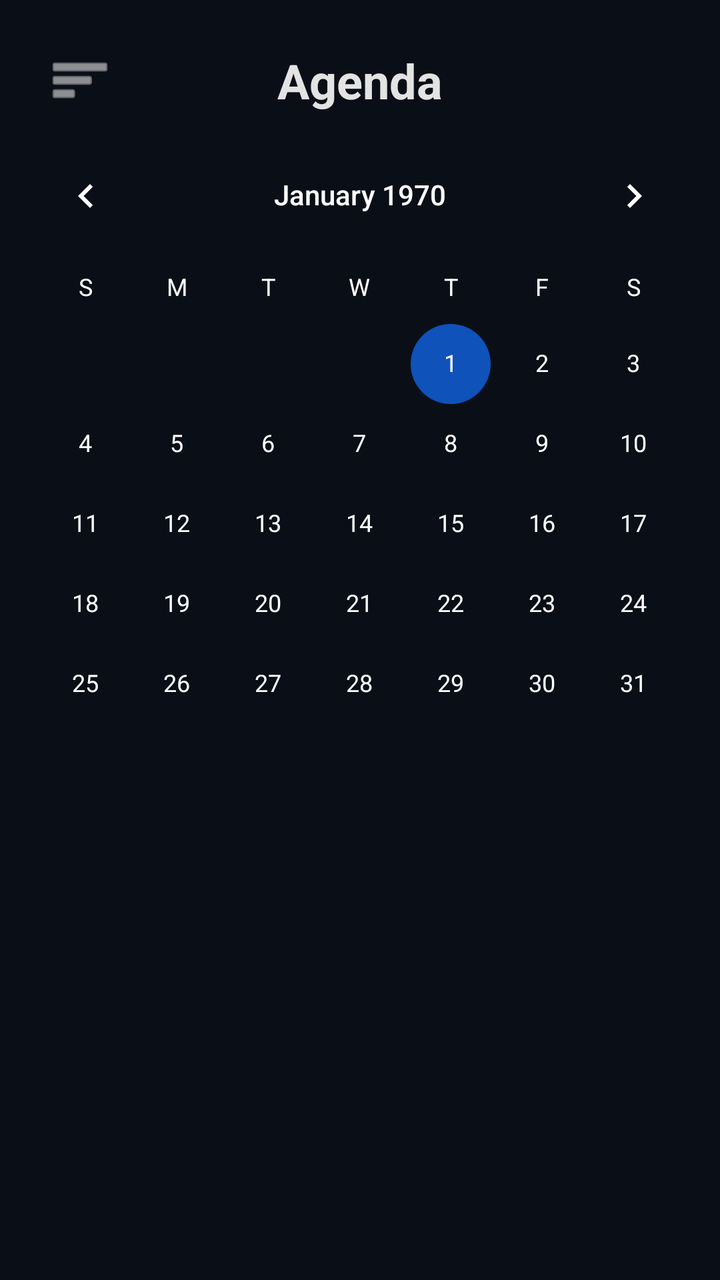
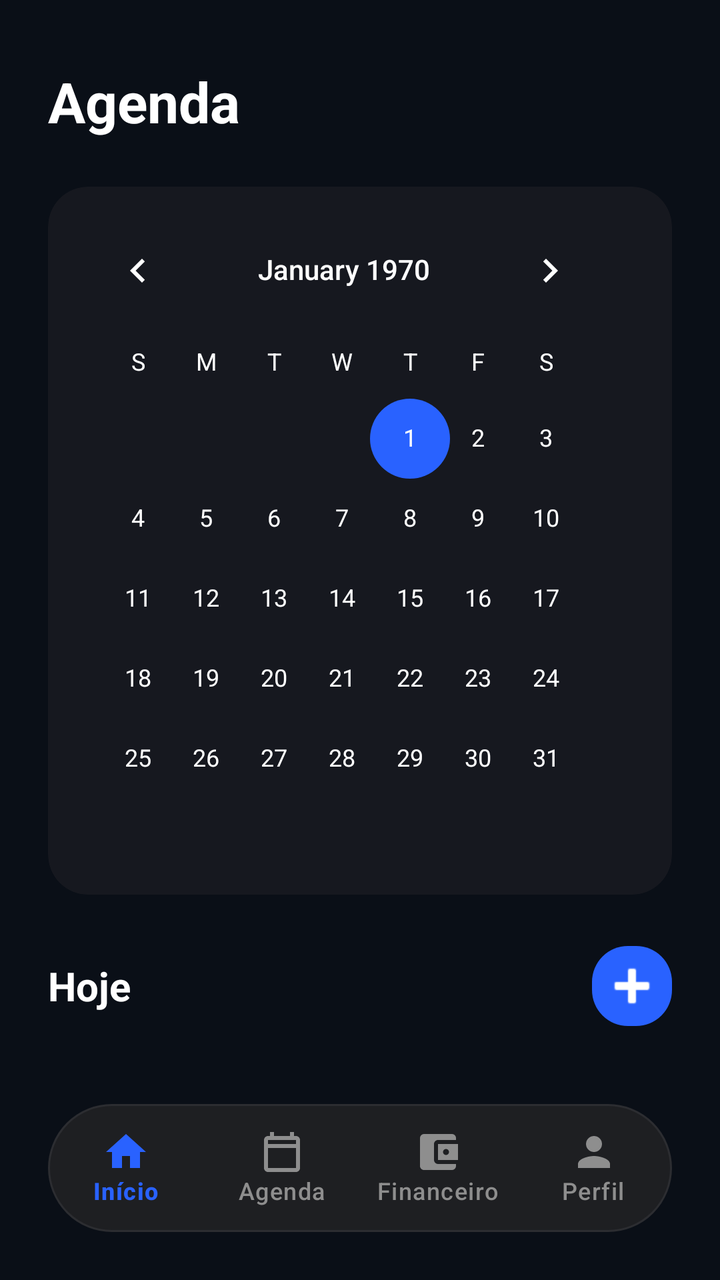

Before-and-after screenshots of an Android layout around one commit, followed by the original layout XML and the change that was made.
<!-- AndroidManifest.xml: application theme Theme.OrganizadorIA -->
<!-- res/layout/activity_agenda.xml -->
<?xml version="1.0" encoding="utf-8"?>
<androidx.drawerlayout.widget.DrawerLayout
    xmlns:android="http://schemas.android.com/apk/res/android"
    xmlns:app="http://schemas.android.com/apk/res-auto"
    android:id="@+id/drawerLayout"
    android:layout_width="match_parent"
    android:layout_height="match_parent"
    android:background="@color/cor_fundo"
    android:fitsSystemWindows="true">

    <androidx.constraintlayout.widget.ConstraintLayout
        android:layout_width="match_parent"
        android:layout_height="match_parent"
        android:fitsSystemWindows="true">

        <ImageButton
            android:id="@+id/btnAbrirMenu"
            android:layout_width="48dp"
            android:layout_height="48dp"
            android:layout_margin="16dp"
            android:background="?attr/selectableItemBackgroundBorderless"
            android:src="@android:drawable/ic_menu_sort_by_size"
            app:tint="#E3E3E3"
            app:layout_constraintTop_toTopOf="parent"
            app:layout_constraintStart_toStartOf="parent" />

        <TextView
            android:id="@+id/tituloAgenda"
            android:layout_width="wrap_content"
            android:layout_height="wrap_content"
            android:text="Agenda"
            android:textColor="#E3E3E3"
            android:textSize="24sp"
            android:textStyle="bold"
            app:layout_constraintBottom_toBottomOf="@id/btnAbrirMenu"
            app:layout_constraintEnd_toEndOf="parent"
            app:layout_constraintStart_toStartOf="parent"
            app:layout_constraintTop_toTopOf="@id/btnAbrirMenu" />

        <CalendarView
            android:id="@+id/calendarView"
            android:layout_width="match_parent"
            android:layout_height="wrap_content"
            android:theme="@style/CalendarioBranco"
            app:layout_constraintTop_toBottomOf="@id/btnAbrirMenu"
            app:layout_constraintStart_toStartOf="parent"
            app:layout_constraintEnd_toEndOf="parent" />

        <TextView
            android:id="@+id/textVazio"
            android:layout_width="0dp"
            android:layout_height="wrap_content"
            android:layout_marginHorizontal="32dp"
            android:layout_marginTop="40dp"
            android:gravity="center"
            android:text="Sua agenda está livre! ✨\nQue tal planejar algo novo?"
            android:textColor="#8E8E8E"
            android:textSize="16sp"
            android:visibility="gone"
            app:layout_constraintEnd_toEndOf="parent"
            app:layout_constraintStart_toStartOf="parent"
            app:layout_constraintTop_toBottomOf="@id/calendarView" />

        <androidx.recyclerview.widget.RecyclerView
            android:id="@+id/listaAgenda"
            android:layout_width="0dp"
            android:layout_height="0dp"
            android:layout_marginTop="8dp"
            android:paddingHorizontal="16dp"
            app:layout_constraintBottom_toBottomOf="parent"
            app:layout_constraintEnd_toEndOf="parent"
            app:layout_constraintStart_toStartOf="parent"
            app:layout_constraintTop_toBottomOf="@id/calendarView" />

    </androidx.constraintlayout.widget.ConstraintLayout>

    <com.google.android.material.navigation.NavigationView
        android:id="@+id/navView"
        android:layout_width="wrap_content"
        android:layout_height="match_parent"
        android:layout_gravity="start"
        android:background="#1E1F22"
        app:itemTextColor="#E3E3E3"
        app:menu="@menu/menu_lateral" />

</androidx.drawerlayout.widget.DrawerLayout>
<!-- resources referenced by this layout -->
<resources>
  <color name="cor_fundo">#0a0f17</color>
  <style name="CalendarioBranco" parent="Theme.Material3.DayNight.NoActionBar">
          <item name="android:textColorPrimary">@color/white</item>
          <item name="android:textColorSecondary">@color/white</item>
          <item name="android:colorControlActivated">@color/azul_safira</item>
          <item name="android:colorPrimary">@color/azul_safira</item>
          <item name="android:colorAccent">@color/azul_safira</item>
          <item name="colorPrimary">@color/azul_safira</item>
          <item name="colorAccent">@color/azul_safira</item>
          <item name="android:textColorPrimaryInverse">@color/white</item>
      </style>
  <style name="Theme.OrganizadorIA" parent="Base.Theme.OrganizadorIA" />
  <color name="white">#FFFFFFFF</color>
  <color name="azul_safira">#0F52BA</color>
  <style name="Base.Theme.OrganizadorIA" parent="Theme.Material3.DayNight.NoActionBar">
          
          
      </style>
</resources>

<!-- the commit's change to res/layout/activity_agenda.xml (unified diff, before → after) -->
@@ -1,86 +1,111 @@
 <?xml version="1.0" encoding="utf-8"?>
-<androidx.drawerlayout.widget.DrawerLayout
+<androidx.constraintlayout.widget.ConstraintLayout
     xmlns:android="http://schemas.android.com/apk/res/android"
     xmlns:app="http://schemas.android.com/apk/res-auto"
-    android:id="@+id/drawerLayout"
     android:layout_width="match_parent"
     android:layout_height="match_parent"
     android:background="@color/cor_fundo"
     android:fitsSystemWindows="true">
 
-    <androidx.constraintlayout.widget.ConstraintLayout
-        android:layout_width="match_parent"
-        android:layout_height="match_parent"
-        android:fitsSystemWindows="true">
+    <TextView
+        android:id="@+id/tituloAgenda"
+        android:layout_width="wrap_content"
+        android:layout_height="wrap_content"
+        android:layout_marginTop="32dp"
+        android:layout_marginStart="24dp"
+        android:text="Agenda"
+        android:textColor="@color/white"
+        android:textSize="28sp"
+        android:textStyle="bold"
+        app:layout_constraintStart_toStartOf="parent"
+        app:layout_constraintTop_toTopOf="parent" />
 
-        <ImageButton
-            android:id="@+id/btnAbrirMenu"
-            android:layout_width="48dp"
-            android:layout_height="48dp"
-            android:layout_margin="16dp"
-            android:background="?attr/selectableItemBackgroundBorderless"
-            android:src="@android:drawable/ic_menu_sort_by_size"
-            app:tint="#E3E3E3"
-            app:layout_constraintTop_toTopOf="parent"
-            app:layout_constraintStart_toStartOf="parent" />
-
-        <TextView
-            android:id="@+id/tituloAgenda"
-            android:layout_width="wrap_content"
-            android:layout_height="wrap_content"
-            android:text="Agenda"
-            android:textColor="#E3E3E3"
-            android:textSize="24sp"
-            android:textStyle="bold"
-            app:layout_constraintBottom_toBottomOf="@id/btnAbrirMenu"
-            app:layout_constraintEnd_toEndOf="parent"
-            app:layout_constraintStart_toStartOf="parent"
-            app:layout_constraintTop_toTopOf="@id/btnAbrirMenu" />
+    <com.google.android.material.card.MaterialCardView
+        android:id="@+id/cardCalendar"
+        android:layout_width="0dp"
+        android:layout_height="wrap_content"
+        android:layout_marginHorizontal="24dp"
+        android:layout_marginTop="24dp"
+        app:cardBackgroundColor="@color/cor_card"
+        app:cardCornerRadius="20dp"
+        app:strokeWidth="0dp"
+        app:layout_constraintTop_toBottomOf="@id/tituloAgenda"
+        app:layout_constraintStart_toStartOf="parent"
+        app:layout_constraintEnd_toEndOf="parent">
 
         <CalendarView
             android:id="@+id/calendarView"
             android:layout_width="match_parent"
             android:layout_height="wrap_content"
-            android:theme="@style/CalendarioBranco"
-            app:layout_constraintTop_toBottomOf="@id/btnAbrirMenu"
-            app:layout_constraintStart_toStartOf="parent"
-            app:layout_constraintEnd_toEndOf="parent" />
+            android:padding="8dp"
+            android:theme="@style/CalendarioBranco" />
+    </com.google.android.material.card.MaterialCardView>
 
-        <TextView
-            android:id="@+id/textVazio"
-            android:layout_width="0dp"
-            android:layout_height="wrap_content"
-            android:layout_marginHorizontal="32dp"
-            android:layout_marginTop="40dp"
-            android:gravity="center"
-            android:text="Sua agenda está livre! ✨\nQue tal planejar algo novo?"
-            android:textColor="#8E8E8E"
-            android:textSize="16sp"
-            android:visibility="gone"
-            app:layout_constraintEnd_toEndOf="parent"
-            app:layout_constraintStart_toStartOf="parent"
-            app:layout_constraintTop_toBottomOf="@id/calendarView" />
+    <TextView
+        android:id="@+id/labelHoje"
+        android:layout_width="wrap_content"
+        android:layout_height="wrap_content"
+        android:layout_marginTop="32dp"
+        android:layout_marginStart="24dp"
+        android:text="Hoje"
+        android:textColor="@color/white"
+        android:textSize="20sp"
+        android:textStyle="bold"
+        app:layout_constraintTop_toBottomOf="@id/cardCalendar"
+        app:layout_constraintStart_toStartOf="parent" />
 
-        <androidx.recyclerview.widget.RecyclerView
-            android:id="@+id/listaAgenda"
-            android:layout_width="0dp"
-            android:layout_height="0dp"
-            android:layout_marginTop="8dp"
-            android:paddingHorizontal="16dp"
-            app:layout_constraintBottom_toBottomOf="parent"
-            app:layout_constraintEnd_toEndOf="parent"
-            app:layout_constraintStart_toStartOf="parent"
-            app:layout_constraintTop_toBottomOf="@id/calendarView" />
+    <ImageButton
+        android:id="@+id/btnAdd"
+        android:layout_width="40dp"
+        android:layout_height="40dp"
+        android:layout_marginEnd="24dp"
+        android:background="@drawable/bg_btn_send"
+        android:src="@android:drawable/ic_input_add"
+        app:tint="@color/white"
+        app:layout_constraintEnd_toEndOf="parent"
+        app:layout_constraintTop_toTopOf="@id/labelHoje"
+        app:layout_constraintBottom_toBottomOf="@id/labelHoje" />
 
-    </androidx.constraintlayout.widget.ConstraintLayout>
+    <TextView
+        android:id="@+id/textVazio"
+        android:layout_width="0dp"
+        android:layout_height="wrap_content"
+        android:layout_marginHorizontal="32dp"
+        android:layout_marginTop="40dp"
+        android:gravity="center"
+        android:text="Sua agenda está livre! ✨\nQue tal planejar algo novo?"
+        android:textColor="#8E8E8E"
+        android:textSize="16sp"
+        android:visibility="gone"
+        app:layout_constraintEnd_toEndOf="parent"
+        app:layout_constraintStart_toStartOf="parent"
+        app:layout_constraintTop_toBottomOf="@id/labelHoje" />
 
-    <com.google.android.material.navigation.NavigationView
-        android:id="@+id/navView"
-        android:layout_width="wrap_content"
-        android:layout_height="match_parent"
-        android:layout_gravity="start"
-        android:background="#1E1F22"
-        app:itemTextColor="#E3E3E3"
-        app:menu="@menu/menu_lateral" />
+    <androidx.recyclerview.widget.RecyclerView
+        android:id="@+id/listaAgenda"
+        android:layout_width="0dp"
+        android:layout_height="0dp"
+        android:layout_marginTop="16dp"
+        app:layout_constraintBottom_toTopOf="@id/bottomNav"
+        app:layout_constraintEnd_toEndOf="parent"
+        app:layout_constraintStart_toStartOf="parent"
+        app:layout_constraintTop_toBottomOf="@id/labelHoje" />
 
-</androidx.drawerlayout.widget.DrawerLayout>
+    <com.google.android.material.bottomnavigation.BottomNavigationView
+        android:id="@+id/bottomNav"
+        android:layout_width="0dp"
+        android:layout_height="64dp"
+        android:layout_marginHorizontal="24dp"
+        android:layout_marginBottom="24dp"
+        android:background="@drawable/bg_bottom_nav"
+        app:itemIconTint="@color/nav_item_color"
+        app:itemTextColor="@color/nav_item_color"
+        app:itemActiveIndicatorStyle="@null"
+        app:itemRippleColor="@android:color/transparent"
+        app:labelVisibilityMode="labeled"
+        app:menu="@menu/menu_bottom_nav"
+        app:layout_constraintBottom_toBottomOf="parent"
+        app:layout_constraintStart_toStartOf="parent"
+        app:layout_constraintEnd_toEndOf="parent" />
+
+</androidx.constraintlayout.widget.ConstraintLayout>
<!-- resource entries referenced after the edit -->
@@ -1,6 +1,7 @@
 <!-- resources referenced by this layout -->
 <resources>
-  <color name="cor_fundo">#0a0f17</color>
+  <color name="cor_card">#16181F</color>
+  <color name="cor_fundo">#0A0F17</color>
   <style name="CalendarioBranco" parent="Theme.Material3.DayNight.NoActionBar">
           <item name="android:textColorPrimary">@color/white</item>
           <item name="android:textColorSecondary">@color/white</item>
@@ -13,7 +14,21 @@
       </style>
   <style name="Theme.OrganizadorIA" parent="Base.Theme.OrganizadorIA" />
   <color name="white">#FFFFFFFF</color>
-  <color name="azul_safira">#0F52BA</color>
+  <!-- drawable bg_bottom_nav (drawable) -->
+  <?xml version="1.0" encoding="utf-8"?>
+  <shape xmlns:android="http://schemas.android.com/apk/res/android"
+      android:shape="rectangle">
+      <solid android:color="#1E1F22"/>
+      <corners android:radius="32dp"/>
+      <stroke android:width="1dp" android:color="#2C2D31"/>
+  </shape>
+  <!-- drawable bg_btn_send (drawable) -->
+  <?xml version="1.0" encoding="utf-8"?>
+  <shape xmlns:android="http://schemas.android.com/apk/res/android">
+      <solid android:color="@color/azul_safira" />
+      <corners android:radius="18dp" />
+  </shape>
+  <color name="azul_safira">#2962FF</color>
   <style name="Base.Theme.OrganizadorIA" parent="Theme.Material3.DayNight.NoActionBar">
           
           
